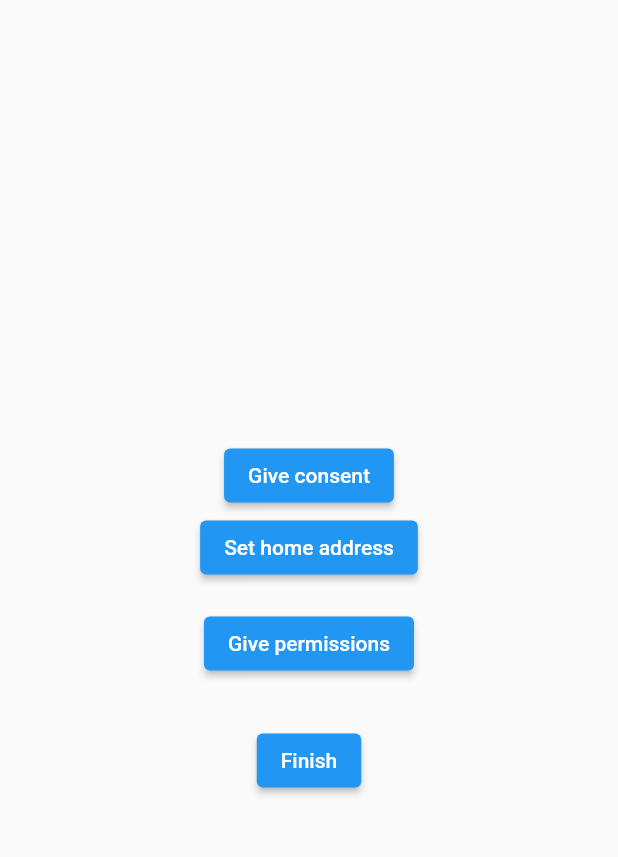
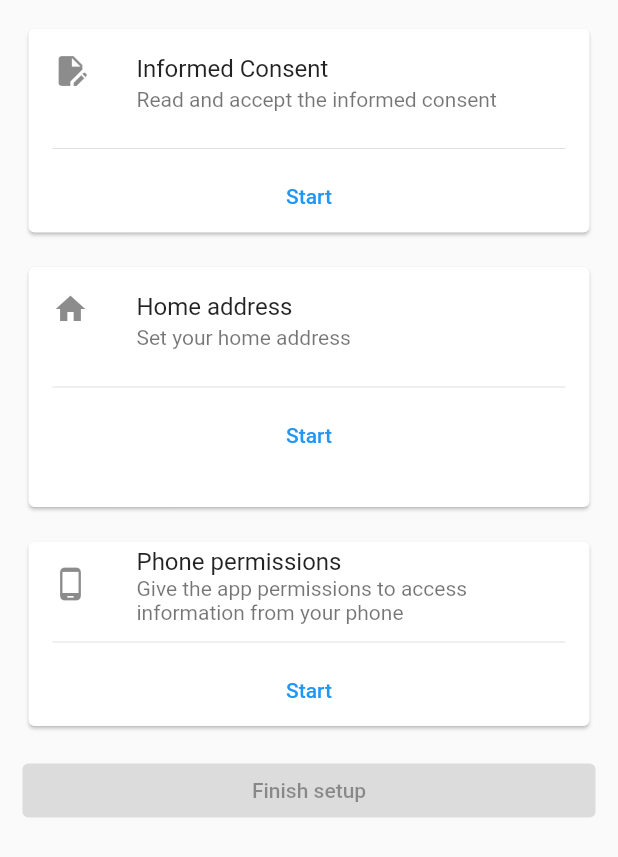
Before and after one commit to mikklf/flutter_health_app, a Flutter app: the screen it shows after launch, on a phone screen of 412 x 824 dp. Shown: the top 857 px of the screen. Run offline on Flutter 3.47's test engine with Material 2 defaults, Android fonts, the phone set to English and light mode, and no system bars; our stand-ins replace bloc, community_charts_flutter, device_info_plus, equatable, flutter_bloc, geocoding and 4 more; missing offline and left inert: carp_background_location, health, research_package; accounts and stored records are empty.

Commit message:
Update setup screen

```diff
--- a/lib/src/business_logic/cubit/setup_cubit.dart
+++ b/lib/src/business_logic/cubit/setup_cubit.dart
@@ -1,15 +1,52 @@
+import 'dart:convert';
+
 import 'package:bloc/bloc.dart';
 import 'package:equatable/equatable.dart';
+import 'package:flutter/material.dart';
 import 'package:geocoding/geocoding.dart';
+import 'package:permission_handler/permission_handler.dart';
+import 'package:research_package/model.dart';
 import 'package:shared_preferences/shared_preferences.dart';
 
 part 'setup_state.dart';
 
-class SetupCubit extends Cubit<SetupState> {
-  SetupCubit() : super(const SetupState());
+class SetupCubit extends Cubit<SetupState> with WidgetsBindingObserver {
+  SetupCubit() : super(const SetupState()) {
+    WidgetsBinding.instance.addObserver(this);
+  }
+
+  @override
+  Future<void> close() {
+    WidgetsBinding.instance.removeObserver(this);
+    return super.close();
+  }
+
+  @override
+  void didChangeAppLifecycleState(AppLifecycleState state) async {
+    // Ensures that data is synced every time the app is opened
+    // regardless of the state of the app
+    if (state == AppLifecycleState.resumed) {
+      checkSetupStatus();
+    }
+  }
 
   checkSetupStatus() async {
+    emit(state.copyWith(isLoading: true));
     SharedPreferences prefs = await SharedPreferences.getInstance();
+
+    bool isConsentGiven = prefs.getBool('consentGiven') ?? false;
+    bool isAddressSet = prefs.getDouble('home_longitude') != 0 &&
+        prefs.getDouble('home_latitude') != 0;
+    bool isLocationPermissionGranted =
+        await Permission.locationAlways.isGranted;
+
+    bool setupChecks = isConsentGiven && isAddressSet && isLocationPermissionGranted;
+
+    if (!setupChecks) {
+      SharedPreferences prefs = await SharedPreferences.getInstance();
+      prefs.setBool('setupCompleted', false);
+    }
+
     bool isSetupCompleted = prefs.getBool('setupCompleted') ?? false;
 
     if (isSetupCompleted) {
@@ -17,16 +54,30 @@ class SetupCubit extends Cubit<SetupState> {
     } else {
       emit(state.copyWith(isSetupCompleted: false));
     }
+
+    emit(state.copyWith(isLoading: false));
   }
 
   completeSetup() async {
-    _updateSetupStatus(true);
+    SharedPreferences prefs = await SharedPreferences.getInstance();
+    prefs.setBool('setupCompleted', true);
     emit(state.copyWith(isSetupCompleted: true));
   }
 
   resetSetup() async {
-    _updateSetupStatus(false);
+    SharedPreferences prefs = await SharedPreferences.getInstance();
+    prefs.setBool('setupCompleted', false);
     emit(state.copyWith(isSetupCompleted: false));
+  }
+
+  Future<void> saveConsent(RPTaskResult result) async {
+    // TODO: Save Constent
+    debugPrint("Consent result: ${jsonEncode(result)}");
+
+    SharedPreferences prefs = await SharedPreferences.getInstance();
+    prefs.setBool('consentGiven', true);
+
+    emit(state.copyWith(isConsentGiven: true));
   }
 
   Future<void> updateHomeAddress(String address) async {
@@ -65,8 +116,11 @@ class SetupCubit extends Cubit<SetupState> {
         homeLongitude: location.longitude));
   }
 
-  Future<void> _updateSetupStatus(bool status) async {
-    SharedPreferences prefs = await SharedPreferences.getInstance();
-    prefs.setBool('setupCompleted', status);
+  Future<bool> canFinshSetup() async {
+    debugPrint("Can finish setup: ${state.isConsentGiven} ${state.homeLatitude} ${state.homeLongitude} ${await Permission.locationAlways.isGranted}");
+
+    return state.isConsentGiven &&
+        (state.homeLatitude != 0 && state.homeLongitude != 0) &&
+        await Permission.locationAlways.isGranted;
   }
 }
--- a/lib/src/business_logic/cubit/setup_state.dart
+++ b/lib/src/business_logic/cubit/setup_state.dart
@@ -1,6 +1,8 @@
 part of 'setup_cubit.dart';
 
 final class SetupState extends Equatable {
+  final bool isLoading;
+
   final double homeLongitude;
   final double homeLatitude;
 
@@ -8,27 +10,42 @@ final class SetupState extends Equatable {
 
   final bool isSetupCompleted;
 
+  final bool isConsentGiven;
+
   const SetupState({
+    this.isLoading = false,
     this.homeLongitude = 0,
     this.homeLatitude = 0,
     this.homeAddress = "",
     this.isSetupCompleted = false,
+    this.isConsentGiven = false,
   });
 
   @override
-  List<Object> get props => [homeLongitude, homeLatitude, homeAddress, isSetupCompleted];
+  List<Object> get props => [
+        homeLongitude,
+        homeLatitude,
+        homeAddress,
+        isSetupCompleted,
+        isConsentGiven,
+        isLoading,
+      ];
 
   SetupState copyWith({
     double? homeLongitude,
     double? homeLatitude,
     String? homeAddress,
     bool? isSetupCompleted,
+    bool? isConsentGiven,
+    bool? isLoading,
   }) {
     return SetupState(
       homeLongitude: homeLongitude ?? this.homeLongitude,
       homeLatitude: homeLatitude ?? this.homeLatitude,
       homeAddress: homeAddress ?? this.homeAddress,
       isSetupCompleted: isSetupCompleted ?? this.isSetupCompleted,
+      isConsentGiven: isConsentGiven ?? this.isConsentGiven,
+      isLoading: isLoading ?? this.isLoading,
     );
   }
 }
--- a/lib/src/presentation/screens/setup_screen/setup_screen.dart
+++ b/lib/src/presentation/screens/setup_screen/setup_screen.dart
@@ -4,7 +4,6 @@ import 'package:flutter_health_app/src/business_logic/cubit/setup_cubit.dart';
 import 'package:flutter_health_app/src/presentation/screens/setup_screen/informed_consent_objects.dart';
 import 'package:permission_handler/permission_handler.dart';
 import 'package:research_package/research_package.dart';
-import 'package:shared_preferences/shared_preferences.dart';
 
 class SetupScreen extends StatelessWidget {
   const SetupScreen({super.key});
@@ -14,7 +13,7 @@ class SetupScreen extends StatelessWidget {
 
   RPUITask _buildConsentScreen(BuildContext context) {
     onSubmit(RPTaskResult result) async {
-      debugPrint("Consent result: $result");
+      context.read<SetupCubit>().saveConsent(result);
     }
 
     return RPUITask(
@@ -55,11 +54,16 @@ class SetupScreen extends StatelessWidget {
     return BlocBuilder<SetupCubit, SetupState>(
       builder: (context, state) {
         return Scaffold(
-          body: Center(
-            child: Column(
-              mainAxisAlignment: MainAxisAlignment.center,
+            body: SafeArea(
+          child: ListView(
+            padding: const EdgeInsets.symmetric(vertical: 15, horizontal: 15),
             children: [
-                ElevatedButton(
+              SetupTaskWidget(
+                title: "Informed Consent",
+                description: "Read and accept the informed consent",
+                icon: Icons.edit_document,
+                isFinished: state.isConsentGiven,
+                canResubmit: false,
                 onPressed: () {
                   Navigator.push(
                     context,
@@ -67,8 +71,15 @@ class SetupScreen extends StatelessWidget {
                         builder: (_) => _buildConsentScreen(context)),
                   );
                 },
-                    child: const Text("Give consent")),
-                ElevatedButton(
+              ),
+              const SizedBox(height: 15),
+              SetupTaskWidget(
+                title: "Home address",
+                description: "Set your home address",
+                icon: Icons.home,
+                isFinished: state.homeAddress.isNotEmpty && state.homeAddress != "No location found",
+                canResubmit: true,
+                completionText: state.homeAddress,
                 onPressed: () {
                   Navigator.push(
                     context,
@@ -76,9 +87,14 @@ class SetupScreen extends StatelessWidget {
                         builder: (_) => _buildHomeAddressSurvey(context)),
                   );
                 },
-                    child: const Text("Set home address")),
-                Text(state.homeAddress),
-                ElevatedButton(
+              ),
+              const SizedBox(height: 15),
+              SetupTaskWidget(
+                title: "Phone permissions",
+                description:
+                    "Give the app permissions to access information from your phone",
+                icon: Icons.phone_android,
+                isFinished: false,
                 onPressed: () async {
                   // Check if we have location permissions
                   var status = await Permission.location.status;
@@ -94,23 +110,95 @@ class SetupScreen extends StatelessWidget {
 
                   // TODO: Consider if health permissions should be requested here
                 },
-                    child: const Text("Give permissions")),
-                const SizedBox(height: 30),
-                ElevatedButton(
-                    onPressed: () async {
-                      context.read<SetupCubit>().completeSetup();
-
-                      SharedPreferences prefs =
-                          await SharedPreferences.getInstance();
-
-                      debugPrint(prefs.getBool("setupCompleted").toString());
-                    },
-                    child: const Text("Finish")),
+              ),
+              const SizedBox(height: 15),
+              _finishButton(context),
             ],
           ),
-          ),
-        );
+        ));
       },
     );
   }
+
+  Widget _finishButton(BuildContext context) {
+    return FutureBuilder(
+        builder: (context, snapshot) {
+          if (snapshot.hasData) {
+            return ElevatedButton(
+              onPressed: snapshot.data == true
+                  ? () {
+                      context.read<SetupCubit>().completeSetup();
                     }
+                  : null,
+              child: const Text("Finish setup"),
+            );
+          } else {
+            return const CircularProgressIndicator();
+          }
+        },
+        future: context.read<SetupCubit>().canFinshSetup());
+  }
+}
+
+class SetupTaskWidget extends StatelessWidget {
+  final String title;
+  final String description;
+  final String? completionText;
+  final IconData icon;
+  final void Function() onPressed;
+  final bool isFinished;
+  final bool canResubmit;
+
+  const SetupTaskWidget({
+    super.key,
+    required this.title,
+    required this.description,
+    required this.icon,
+    required this.onPressed,
+    required this.isFinished,
+    this.completionText,
+    this.canResubmit = false,
+  });
+
+  @override
+  Widget build(BuildContext context) {
+    return Card(
+      child: Column(
+        mainAxisSize: MainAxisSize.min,
+        children: <Widget>[
+          ListTile(
+            leading: isFinished ? const Icon(Icons.check_circle, color: Colors.green) : Icon(icon),
+            title: Text(title),
+            subtitle: Text(description),
+          ),
+          const Divider(indent: 16, endIndent: 16),
+          Column(
+            mainAxisAlignment: MainAxisAlignment.center,
+            children: <Widget>[
+              if (!isFinished || (isFinished && canResubmit)) _startButton() else _finishText(),
+              if (completionText != null)
+                Padding(
+                  padding: const EdgeInsets.only(bottom: 8.0),
+                  child: Text(completionText!),
+                ),
+            ],
+          ),
+        ],
+      ),
+    );
+  }
+
+  Widget _startButton() {
+    return TextButton(
+      onPressed: onPressed,
+      child: const Text('Start'),
+    );
+  }
+
+  Widget _finishText() {
+    return const TextButton(
+      onPressed: null,
+      child: Text('Done'),
+    );
+  }
+}
```
Lines whose indentation alone changed are shown as unchanged.
